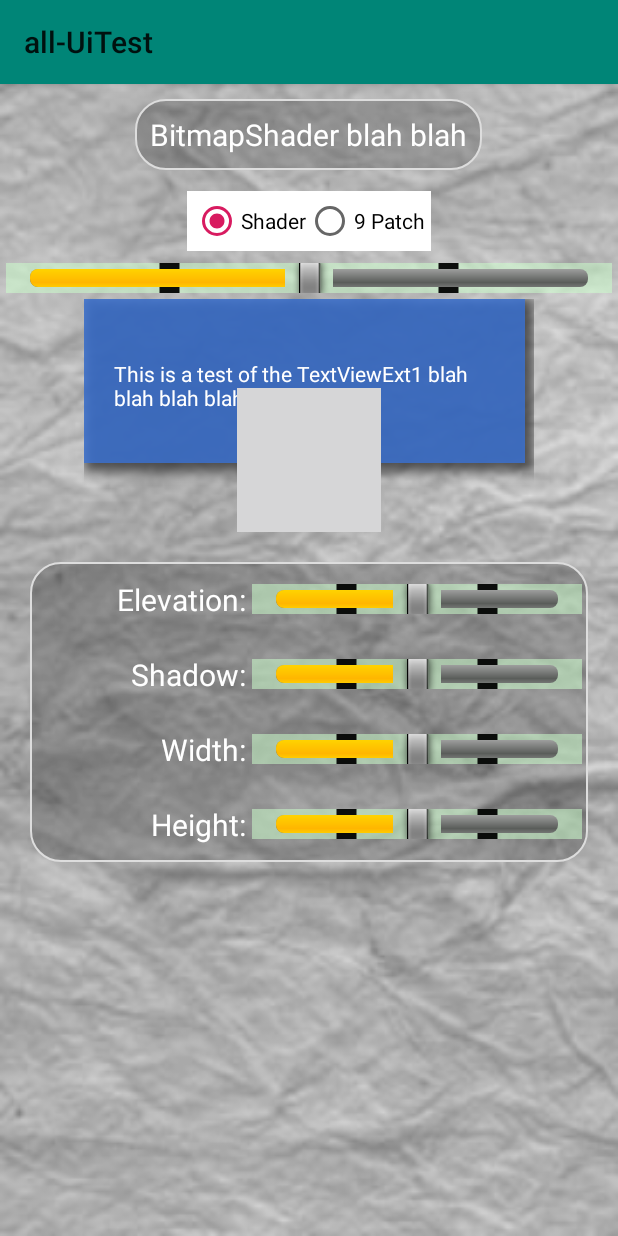
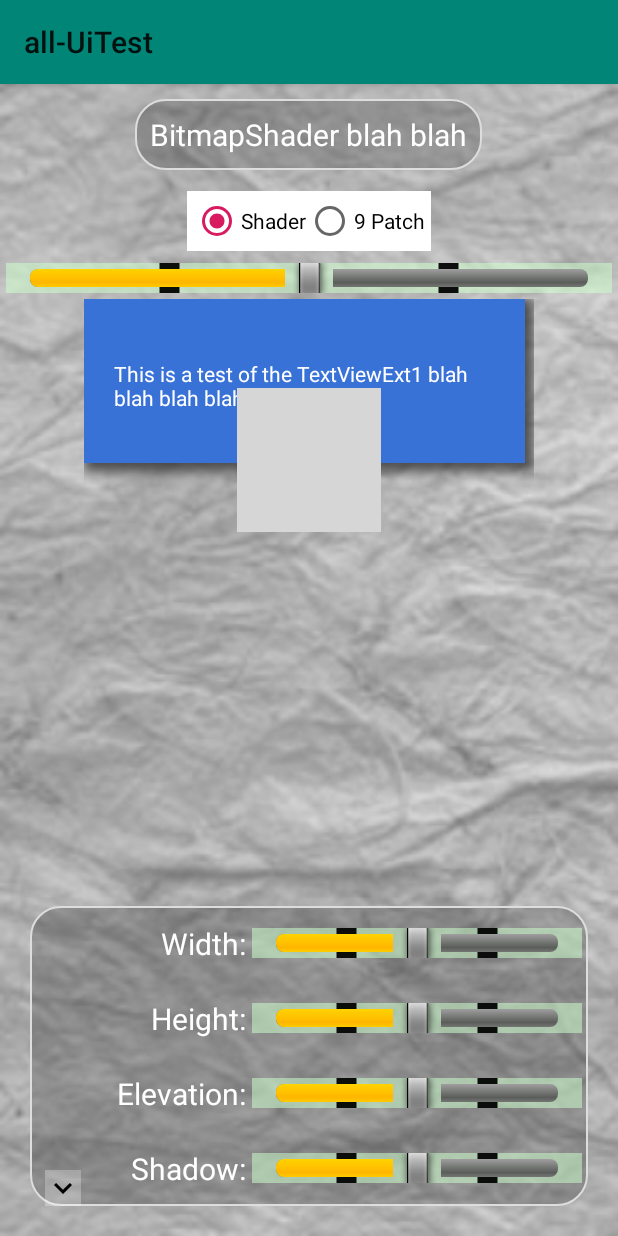
Before and after one commit to landenlabs/all-Uitest, an Android app: the fragment FragBitmapShaderDemo shown on its own in the app's theme, on a phone screen of 412 x 824 dp. Run offline under Robolectric (Android 15) with nearby library versions, the phone set to English and light mode, and no system bars.

Commit message:
Finish up last page

```diff
--- a/app/src/main/java/com/landenlabs/all_uiTest/FragBitmapShaderDemo.java
+++ b/app/src/main/java/com/landenlabs/all_uiTest/FragBitmapShaderDemo.java
@@ -24,6 +24,7 @@ import android.view.LayoutInflater;
 import android.view.MotionEvent;
 import android.view.View;
 import android.view.ViewGroup;
+import android.widget.ImageView;
 import android.widget.RadioGroup;
 import android.widget.SeekBar;
 
@@ -36,7 +37,7 @@ import utils.TextViewExt1;
  * Fragment demonstrates how BitmapShader works, shadows and blur.
  */
 public class FragBitmapShaderDemo extends FragBottomNavBase
-        implements View.OnTouchListener, SeekBar.OnSeekBarChangeListener {
+        implements View.OnTouchListener, SeekBar.OnSeekBarChangeListener, View.OnClickListener {
 
     private RadioGroup rg;
     private TextViewExt1 shaderTv;
@@ -44,6 +45,12 @@ public class FragBitmapShaderDemo extends FragBottomNavBase
     private static final int LAYOUT_ID = R.layout.frag_bitmapshader;
     private MediaPlayer soundClick;
     private SeekBarExt1 elevSb, shadowSb, widthSb, heightSb;
+    private View controlGrid ;
+    private ImageView expandBtn;
+    private float elevF = 0f;
+    private int shadowPx = 20;
+    private int widthPx = 200;
+    private int heightPx = 200;
 
     // ---------------------------------------------------------------------------------------------
     @Override
@@ -70,6 +77,11 @@ public class FragBitmapShaderDemo extends FragBottomNavBase
 
         slider = root.findViewById(R.id.page7_slider);
         slider.setOnSeekBarChangeListener(this);
+
+        expandBtn =  root.findViewById(R.id.page7_expand_btn);
+        expandBtn.setOnClickListener(this);
+
+        controlGrid = root.findViewById(R.id.page7_control_grid);
 
         elevSb = root.findViewById(R.id.page7_elev_sb);
         elevSb.setOnSeekBarChangeListener(this);
@@ -103,7 +115,19 @@ public class FragBitmapShaderDemo extends FragBottomNavBase
         return false;
     }
 
-    void doAction() {
+    @Override
+    public void onClick(View view) {
+        switch (view.getId()) {
+            case R.id.page7_expand_btn:
+                controlGrid.setVisibility(controlGrid.getVisibility() == View.VISIBLE  ? View.GONE : View.VISIBLE);
+                expandBtn.setImageResource(
+                        controlGrid.getVisibility() == View.VISIBLE ? R.drawable.vec_expand_close :
+                                R.drawable.vec_expand_open);
+                break;
+        }
+    }
+
+    private void doAction() {
 
         // Change TextViewExt1.
         //   Try to just reset drawables, but the dimensions and padding get corrupted.
@@ -164,6 +188,7 @@ public class FragBitmapShaderDemo extends FragBottomNavBase
      */
     private TextViewExt1 makeTextViewExt(TextViewExt1 oldTextViewExt, boolean shader) {
         TextViewExt1 textViewExt1 = new TextViewExt1(requireContext());
+        textViewExt1.setMaskerColor( 0xff4080f0);
         if (shader) {
             // Set shader
             textViewExt1.setMarker(R.drawable.bg_white_varrow);
@@ -184,7 +209,8 @@ public class FragBitmapShaderDemo extends FragBottomNavBase
 
         ViewGroup.LayoutParams layoutParams =  oldTextViewExt.getLayoutParams();
         layoutParams.height = ViewGroup.LayoutParams.WRAP_CONTENT;
-        layoutParams.width = requireContext().getResources().getDimensionPixelSize(R.dimen.page7_shader_width);
+        layoutParams.width = ViewGroup.LayoutParams.WRAP_CONTENT;
+                // requireContext().getResources().getDimensionPixelSize(R.dimen.page7_shader_width);
         textViewExt1.setLayoutParams(layoutParams);
 
         return textViewExt1;
@@ -192,7 +218,7 @@ public class FragBitmapShaderDemo extends FragBottomNavBase
 
     void setValue(float percent) {
         shaderTv.setPointer((percent - 0.5f) * shaderTv.getWidth());    // TODO - why is this not width/2
-        shaderTv.invalidate();
+
     }
 
     /**
@@ -203,19 +229,31 @@ public class FragBitmapShaderDemo extends FragBottomNavBase
 
     @Override
     public void onProgressChanged(SeekBar seekBar, int progress, boolean fromUser) {
+        float percent = progress / 100.0f;
         switch (seekBar.getId()) {
             case R.id.page7_slider:
-                setValue(progress / 100.0f);
+                setValue(percent);
                 break;
             case R.id.page7_elev_sb:
+                elevF = (percent - 0.5f) * 50;
+                shaderTv.setElevation(elevF);
                 break;
             case R.id.page7_shadow_sb:
+                shadowPx = Math.round(percent * 100);
+                shaderTv.setShadowSizePx(shadowPx);
                 break;
             case R.id.page7_width_sb:
+                widthPx = Math.round(percent * 1000);
+                shaderTv.setWidth(widthPx);
                 break;
             case R.id.page7_height_sb:
+                heightPx = Math.round(percent * 1000);
+                shaderTv.setHeight(heightPx);
                 break;
         }
+
+
+        shaderTv.invalidate();
     }
 
     @Override
--- a/app/src/main/java/utils/TextViewExt1.java
+++ b/app/src/main/java/utils/TextViewExt1.java
@@ -112,6 +112,10 @@ public class TextViewExt1 extends TextView {
     public void setClipBottomPx(int clipBottomPx) {
         this.clipBottomPx = clipBottomPx;
     }
+
+    public void setShadowSizePx(int shadowSizePx) {
+        this.shadowSizePx = shadowSizePx;
+    }
     /**
      * Create a clamped texture bitmap which can be shifted to fill view's background.
      */
@@ -219,7 +223,9 @@ public class TextViewExt1 extends TextView {
 
             // Draw shadow
             paint.setColorFilter(shadowColorFilter);
-            paint.setMaskFilter(new BlurMaskFilter(shadowSizePx, BlurMaskFilter.Blur.NORMAL));
+            if (shadowSizePx > 0) {
+                paint.setMaskFilter(new BlurMaskFilter(shadowSizePx, BlurMaskFilter.Blur.NORMAL));
+            }
             RectF shadowCoverage = new RectF(0, 0, getWidth(), getHeight() - clipBottomPx);
             canvas.drawRect(shadowCoverage, paint);
 
--- /dev/null
+++ b/app/src/main/res/drawable/vec_expand_close.xml
@@ -0,0 +1,9 @@
+<vector xmlns:android="http://schemas.android.com/apk/res/android"
+        android:width="24dp"
+        android:height="24dp"
+        android:viewportWidth="24.0"
+        android:viewportHeight="24.0">
+    <path
+        android:fillColor="#FF000000"
+        android:pathData="M12,8l-6,6 1.41,1.41L12,10.83l4.59,4.58L18,14z"/>
+</vector>
--- /dev/null
+++ b/app/src/main/res/drawable/vec_expand_open.xml
@@ -0,0 +1,9 @@
+<vector xmlns:android="http://schemas.android.com/apk/res/android"
+        android:width="24dp"
+        android:height="24dp"
+        android:viewportWidth="24.0"
+        android:viewportHeight="24.0">
+    <path
+        android:fillColor="#FF000000"
+        android:pathData="M16.59,8.59L12,13.17 7.41,8.59 6,10l6,6 6,-6z"/>
+</vector>
--- a/app/src/main/res/layout/frag_bitmapshader.xml
+++ b/app/src/main/res/layout/frag_bitmapshader.xml
@@ -1,5 +1,5 @@
 <?xml version="1.0" encoding="utf-8"?>
-<LinearLayout xmlns:android="http://schemas.android.com/apk/res/android"
+<RelativeLayout xmlns:android="http://schemas.android.com/apk/res/android"
     xmlns:app="http://schemas.android.com/apk/res-auto"
     xmlns:tools="http://schemas.android.com/tools"
 
@@ -15,6 +15,7 @@
         android:id="@+id/page7_btn_title"
         android:layout_width="wrap_content"
         android:layout_height="wrap_content"
+        android:layout_centerHorizontal="true"
         android:layout_gravity="center_horizontal"
         android:layout_margin="10dp"
         android:background="@drawable/bg_round_3t"
@@ -27,6 +28,8 @@
         android:id="@+id/page7_rg"
         android:layout_width="wrap_content"
         android:layout_height="wrap_content"
+        android:layout_below="@+id/page7_btn_title"
+        android:layout_centerHorizontal="true"
         android:layout_gravity="center_horizontal"
         android:layout_margin="4dp"
         android:background="@color/text_light"
@@ -57,6 +60,8 @@
         style="@android:style/Widget.SeekBar"
         android:layout_width="match_parent"
         android:layout_height="20dp"
+        android:layout_below="@+id/page7_rg"
+        android:layout_centerHorizontal="true"
         android:layout_margin="4dp"
         android:background="#8cfc"
         android:max="100"
@@ -70,8 +75,10 @@
     <utils.TextViewExt1
         android:id="@+id/page7_shaderTv"
         android:layout_width="@dimen/page7_shader_width"
+        android:layout_height="wrap_content"
+        android:layout_below="@+id/page7_slider"
 
-        android:layout_height="wrap_content"
+        android:layout_centerHorizontal="true"
         android:layout_gravity="center_horizontal"
         android:foreground="@drawable/wx_sun_32d"
         android:foregroundGravity="bottom|center_horizontal"
@@ -85,7 +92,7 @@
         app:clipBottom="40dp"
 
         app:marker="@drawable/bg_white_varrow"
-        app:markerColor="#c48f"
+        app:markerColor="#f48f"
         app:shadowRadius="6dp" />
 
     <!--
@@ -95,65 +102,22 @@
 
     <ScrollView
         android:layout_width="match_parent"
-        android:layout_height="wrap_content">
+        android:layout_height="wrap_content"
+        android:layout_alignParentBottom="true">
+
+        <RelativeLayout
+            android:layout_width="match_parent"
+            android:layout_height="wrap_content"
+            android:layout_margin="20dp">
 
             <GridLayout
+                android:id="@+id/page7_control_grid"
                 android:layout_width="match_parent"
                 android:layout_height="wrap_content"
                 android:layout_gravity="center"
-            android:layout_margin="20dp"
                 android:background="@drawable/bg_round_3t"
                 android:columnCount="2">
 
-            <TextView
-                android:layout_height="50dp"
-                android:layout_columnWeight="1"
-                android:layout_gravity="end"
-                android:gravity="center_vertical"
-                android:text="Elevation:"
-                android:textColor="@color/text_light"
-                android:textSize="20sp" />
-
-            <utils.SeekBarExt1
-                android:id="@+id/page7_elev_sb"
-                style="@android:style/Widget.SeekBar"
-                android:layout_height="20dp"
-                android:layout_columnWeight="1"
-                android:layout_gravity="center_vertical"
-                android:layout_margin="4dp"
-                android:background="#8cfc"
-                android:max="100"
-                android:padding="4dp"
-                android:progress="50"
-                app:tickMax="75"
-                app:tickMin="25"
-                app:tickStep="25"
-                app:tickUnder="true" />
-
-            <TextView
-                android:layout_height="50dp"
-                android:layout_columnWeight="1"
-                android:layout_gravity="end"
-                android:gravity="center_vertical"
-                android:text="Shadow:"
-                android:textColor="@color/text_light"
-                android:textSize="20sp" />
-
-            <utils.SeekBarExt1
-                android:id="@+id/page7_shadow_sb"
-                style="@android:style/Widget.SeekBar"
-                android:layout_height="20dp"
-                android:layout_columnWeight="1"
-                android:layout_gravity="center_vertical"
-                android:layout_margin="4dp"
-                android:background="#8cfc"
-                android:max="100"
-                android:padding="4dp"
-                android:progress="50"
-                app:tickMax="75"
-                app:tickMin="25"
-                app:tickStep="25"
-                app:tickUnder="true" />
 
                 <TextView
                     android:layout_height="50dp"
@@ -205,6 +169,66 @@
                     app:tickStep="25"
                     app:tickUnder="true" />
 
+                <TextView
+                    android:layout_height="50dp"
+                    android:layout_columnWeight="1"
+                    android:layout_gravity="end"
+                    android:gravity="center_vertical"
+                    android:text="Elevation:"
+                    android:textColor="@color/text_light"
+                    android:textSize="20sp" />
+
+                <utils.SeekBarExt1
+                    android:id="@+id/page7_elev_sb"
+                    style="@android:style/Widget.SeekBar"
+                    android:layout_height="20dp"
+                    android:layout_columnWeight="1"
+                    android:layout_gravity="center_vertical"
+                    android:layout_margin="4dp"
+                    android:background="#8cfc"
+                    android:max="100"
+                    android:padding="4dp"
+                    android:progress="50"
+                    app:tickMax="75"
+                    app:tickMin="25"
+                    app:tickStep="25"
+                    app:tickUnder="true" />
+
+                <TextView
+                    android:layout_height="50dp"
+                    android:layout_columnWeight="1"
+                    android:layout_gravity="end"
+                    android:gravity="center_vertical"
+                    android:text="Shadow:"
+                    android:textColor="@color/text_light"
+                    android:textSize="20sp" />
+
+                <utils.SeekBarExt1
+                    android:id="@+id/page7_shadow_sb"
+                    style="@android:style/Widget.SeekBar"
+                    android:layout_height="20dp"
+                    android:layout_columnWeight="1"
+                    android:layout_gravity="center_vertical"
+                    android:layout_margin="4dp"
+                    android:background="#8cfc"
+                    android:max="100"
+                    android:padding="4dp"
+                    android:progress="50"
+                    app:tickMax="75"
+                    app:tickMin="25"
+                    app:tickStep="25"
+                    app:tickUnder="true" />
             </GridLayout>
+
+            <ImageView
+                android:layout_alignParentBottom="true"
+                android:id="@+id/page7_expand_btn"
+                android:layout_width="wrap_content"
+                android:layout_height="wrap_content"
+                android:layout_margin="10dp"
+                android:background="#4fff"
+                android:src="@drawable/vec_expand_open" />
+
+        </RelativeLayout>
     </ScrollView>
-</LinearLayout>
+</RelativeLayout>
```
Lines whose indentation alone changed are shown as unchanged.
